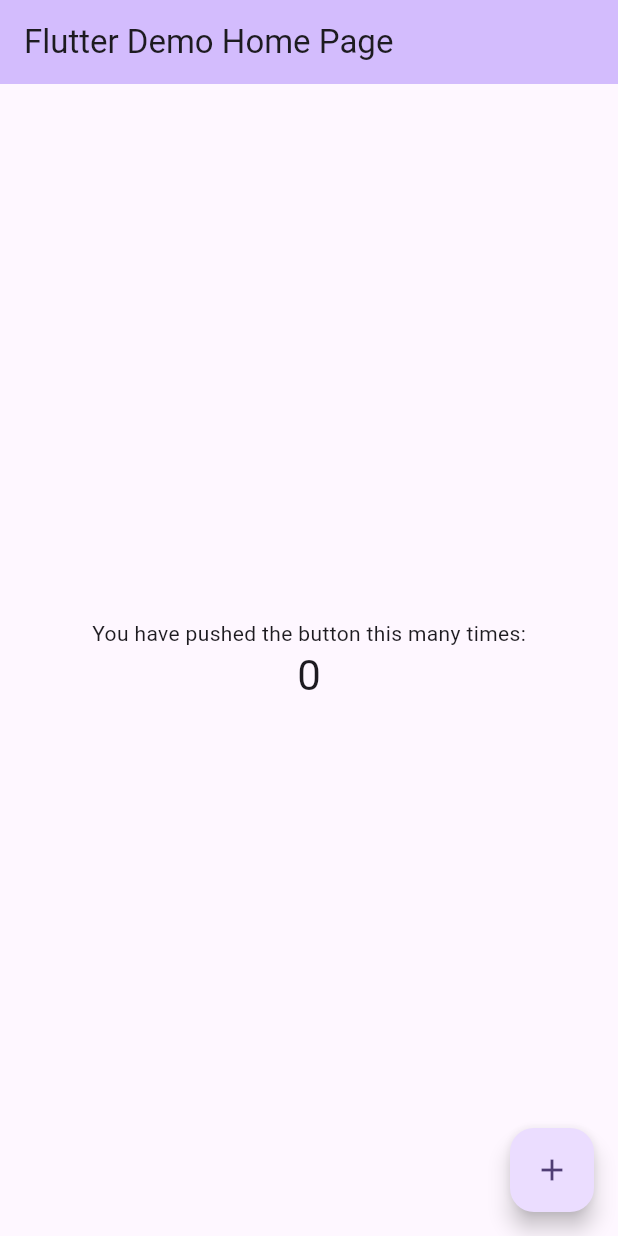
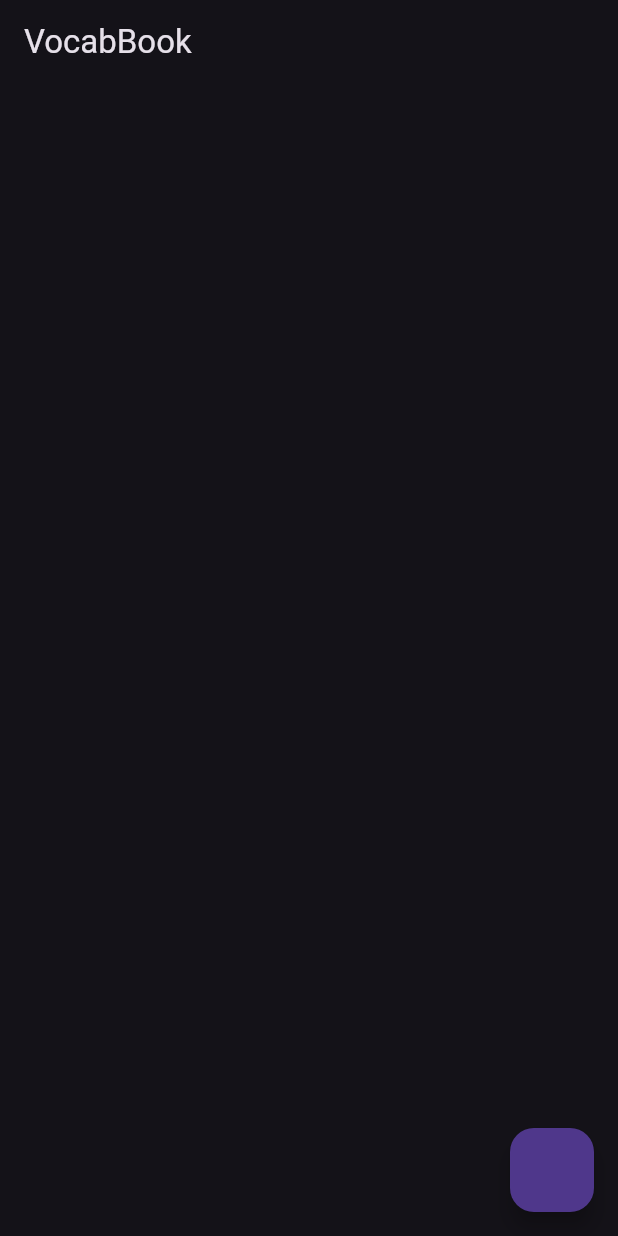
Before and after one commit to Alitaheri1374/vocabbook, a Flutter app: the screen it shows after launch, on a phone screen of 412 x 824 dp. Run offline on Flutter 3.47's test engine with Material 3 defaults, Android fonts, the phone set to English and light mode, and no system bars; our stand-ins replace bloc, flutter_bloc, get_it, sqflite; accounts and stored records are empty.

Commit message:
ورژن 2

```diff
--- /dev/null
+++ b/lib/constants/app_const.dart
@@ -0,0 +1,5 @@
+class AppConst{
+  static const String appTitle="VocabBook";
+  static const String appbarTitle="VocabBook";
+  static const String addVocab="Add Vocab";
+}
--- a/lib/database/vocab_database.dart
+++ b/lib/layer/data/database/vocab_database.dart
@@ -2,7 +2,7 @@
 import 'dart:async';
 import "package:path/path.dart" show join;
 import 'package:sqflite/sqflite.dart';
-import 'package:vocabbook/database/vocab_fields.dart';
+import 'vocab_fields.dart';
 class VocabDatabase{
   static Database? _database;
 
--- /dev/null
+++ b/lib/layer/domain/bloc/vocab_cubit.dart
@@ -0,0 +1,19 @@
+import 'package:bloc/bloc.dart';
+import 'package:meta/meta.dart';
+import 'package:vocabbook/layer/domain/entity/vocab_model.dart';
+import 'package:vocabbook/layer/domain/use_case/vocab_services.dart';
+import 'package:vocabbook/locator.dart';
+
+part 'vocab_state.dart';
+
+class VocabCubit extends Cubit<VocabState> {
+  VocabCubit() : super(VocabInitial());
+
+  void fetchVocab()async{
+    emit(VocabLoadingState());
+    VocabServices vocabServices=locator<VocabServices>();
+    List<VocabModel> data=await vocabServices.get();
+    emit(VocabDataState(data: data));
+  }
+
+}
--- /dev/null
+++ b/lib/layer/domain/bloc/vocab_state.dart
@@ -0,0 +1,12 @@
+part of 'vocab_cubit.dart';
+
+@immutable
+sealed class VocabState {}
+
+final class VocabInitial extends VocabState {}
+final class VocabLoadingState extends VocabState {}
+final class VocabDataState extends VocabState {
+  final List<VocabModel> data;
+  VocabDataState({required this.data});
+}
+final class VocabErrorState extends VocabState {}
--- a/lib/vocab_repository.dart
+++ b/lib/layer/domain/repository/vocab_repository.dart
@@ -1,6 +1,6 @@
-import 'package:vocabbook/database/vocab_fields.dart';
-import 'package:vocabbook/db_services.dart';
-import 'package:vocabbook/vocab_model.dart';
+import 'package:vocabbook/layer/data/database/vocab_fields.dart';
+import 'package:vocabbook/layer/data/db_services.dart';
+import 'package:vocabbook/layer/domain/entity/vocab_model.dart';
 
 class VocabRepository{
   final DbServices dbServices;
--- a/lib/vocab_services.dart
+++ b/lib/layer/domain/use_case/vocab_services.dart
@@ -1,6 +1,6 @@
-import 'package:vocabbook/vocab_repository.dart';
+import 'package:vocabbook/layer/domain/repository/vocab_repository.dart';
 
-import 'vocab_model.dart';
+import '../entity/vocab_model.dart';
 
 class VocabServices{
   final VocabRepository vocabRepository;
--- /dev/null
+++ b/lib/layer/presentation/home_page/home_page.dart
@@ -0,0 +1,59 @@
+import 'package:flutter/material.dart';
+import 'package:flutter_bloc/flutter_bloc.dart';
+import 'package:vocabbook/constants/app_const.dart';
+import 'package:vocabbook/layer/domain/bloc/vocab_cubit.dart';
+import 'package:vocabbook/layer/presentation/add_vocab/add_vocab_page.dart';
+
+class HomePage extends StatelessWidget {
+  const HomePage({super.key});
+
+  @override
+  Widget build(BuildContext context) {
+    return BlocBuilder<VocabCubit, VocabState>(
+      builder: (context, state) {
+        return Scaffold(
+          appBar: AppBar(title: Text(AppConst.appbarTitle),),
+          body: SafeArea(
+              child: Padding(
+                padding: const EdgeInsets.all(8.0),
+                child: LayoutBuilder(
+                    builder: (context, bx) {
+                      return SizedBox(
+                        width: bx.maxWidth,
+                        height: bx.maxHeight,
+                        child:
+                        state is VocabLoadingState?
+                          Center(child: CircularProgressIndicator(),):
+                        state is VocabErrorState?
+                          Center(child: TextButton(onPressed: () {
+                            BlocProvider.of<VocabCubit>(context).fetchVocab();
+                          }, child: Text("Try Again")),):
+
+                        state is VocabDataState?
+                        ListView.builder(
+                          itemCount: state.data.length,
+                          itemBuilder: (context, index) {
+                            return Card(
+                              child: Column(
+                                children: [
+                                  Text(state.data[index].word)
+                                ],
+                              ),
+                            );
+                          },):
+                        Container(),
+                      );
+                    }
+                ),
+              )),
+          floatingActionButton: FloatingActionButton(onPressed: () {
+            Route route = MaterialPageRoute(
+              builder: (context) => AddVocabPage(),);
+            Navigator.push(context, route);
+            Navigator.push(context, route);
+          },),
+        );
+      },
+    );
+  }
+}
--- /dev/null
+++ b/lib/layer/presentation/my_app.dart
@@ -0,0 +1,19 @@
+import 'package:flutter/material.dart';
+import 'package:vocabbook/constants/app_const.dart';
+import 'package:vocabbook/layer/presentation/home_page/home_page.dart';
+
+class MyApp extends StatelessWidget {
+  const MyApp({super.key});
+
+  @override
+  Widget build(BuildContext context) {
+    return MaterialApp(
+      title: AppConst.appTitle,
+      debugShowCheckedModeBanner: false,
+      theme: ThemeData.dark(
+        useMaterial3: true
+      ),
+      home: HomePage(),
+    );
+  }
+}
--- a/lib/main.dart
+++ b/lib/main.dart
@@ -1,113 +1,18 @@
 import 'package:flutter/material.dart';
+import 'package:vocabbook/layer/domain/bloc/vocab_cubit.dart';
 import 'package:vocabbook/locator.dart';
+import 'layer/presentation/my_app.dart';
+import 'package:flutter_bloc/flutter_bloc.dart';
 
 void main() {
   // تنظیم locator قبل از اجرای برنامه
   setupLocator();
-  runApp(const MyApp());
+  runApp(
+      MultiBlocProvider(
+        providers: [
+          BlocProvider<VocabCubit>(create: (context) => VocabCubit()..fetchVocab(),)
+        ],
+        child: MyApp(),
+      )
+  );
 }
-
-class MyApp extends StatelessWidget {
-  const MyApp({super.key});
-
-  // This widget is the root of your application.
-  @override
-  Widget build(BuildContext context) {
-    return MaterialApp(
-      title: 'Flutter Demo',
-      theme: ThemeData(
-        colorScheme: ColorScheme.fromSeed(seedColor: Colors.deepPurple),
-        useMaterial3: true,
-      ),
-      home: const MyHomePage(title: 'Flutter Demo Home Page'),
-    );
-  }
-}
-
-class MyHomePage extends StatefulWidget {
-  const MyHomePage({super.key, required this.title});
-
-  // This widget is the home page of your application. It is stateful, meaning
-  // that it has a State object (defined below) that contains fields that affect
-  // how it looks.
-
-  // This class is the configuration for the state. It holds the values (in this
-  // case the title) provided by the parent (in this case the App widget) and
-  // used by the build method of the State. Fields in a Widget subclass are
-  // always marked "final".
-
-  final String title;
-
-  @override
-  State<MyHomePage> createState() => _MyHomePageState();
-}
-
-class _MyHomePageState extends State<MyHomePage> {
-  int _counter = 0;
-
-  void _incrementCounter() {
-    setState(() {
-      // This call to setState tells the Flutter framework that something has
-      // changed in this State, which causes it to rerun the build method below
-      // so that the display can reflect the updated values. If we changed
-      // _counter without calling setState(), then the build method would not be
-      // called again, and so nothing would appear to happen.
-      _counter++;
-    });
-  }
-
-  @override
-  Widget build(BuildContext context) {
-    // This method is rerun every time setState is called, for instance as done
-    // by the _incrementCounter method above.
-    //
-    // The Flutter framework has been optimized to make rerunning build methods
-    // fast, so that you can just rebuild anything that needs updating rather
-    // than having to individually change instances of widgets.
-    return Scaffold(
-      appBar: AppBar(
-        // TRY THIS: Try changing the color here to a specific color (to
-        // Colors.amber, perhaps?) and trigger a hot reload to see the AppBar
-        // change color while the other colors stay the same.
-        backgroundColor: Theme.of(context).colorScheme.inversePrimary,
-        // Here we take the value from the MyHomePage object that was created by
-        // the App.build method, and use it to set our appbar title.
-        title: Text(widget.title),
-      ),
-      body: Center(
-        // Center is a layout widget. It takes a single child and positions it
-        // in the middle of the parent.
-        child: Column(
-          // Column is also a layout widget. It takes a list of children and
-          // arranges them vertically. By default, it sizes itself to fit its
-          // children horizontally, and tries to be as tall as its parent.
-          //
-          // Column has various properties to control how it sizes itself and
-          // how it positions its children. Here we use mainAxisAlignment to
-          // center the children vertically; the main axis here is the vertical
-          // axis because Columns are vertical (the cross axis would be
-          // horizontal).
-          //
-          // TRY THIS: Invoke "debug painting" (choose the "Toggle Debug Paint"
-          // action in the IDE, or press "p" in the console), to see the
-          // wireframe for each widget.
-          mainAxisAlignment: MainAxisAlignment.center,
-          children: <Widget>[
-            const Text(
-              'You have pushed the button this many times:',
-            ),
-            Text(
-              '$_counter',
-              style: Theme.of(context).textTheme.headlineMedium,
-            ),
-          ],
-        ),
-      ),
-      floatingActionButton: FloatingActionButton(
-        onPressed: _incrementCounter,
-        tooltip: 'Increment',
-        child: const Icon(Icons.add),
-      ), // This trailing comma makes auto-formatting nicer for build methods.
-    );
-  }
-}
--- a/pubspec.yaml
+++ b/pubspec.yaml
@@ -19,7 +19,7 @@ publish_to: 'none' # Remove this line if you wish to publish to pub.dev
 version: 1.0.0+1
 
 environment:
-  sdk: ^3.6.1
+  sdk: ^3.7.0
 
 # Dependencies specify other packages that your package needs in order to work.
 # To automatically upgrade your package dependencies to the latest versions
```
Also changed, not shown: lib/layer/presentation/add_vocab/add_vocab_page.dart (added, +61 -0 lines), lib/locator.dart (+5 -5 lines), lib/layer/data/database/vocab_fields.dart (renamed from lib/database/vocab_fields.dart), lib/layer/data/db_services.dart (renamed from lib/db_services.dart), lib/layer/domain/entity/vocab_model.dart (renamed from lib/vocab_model.dart), pubspec.lock, 126 other files.
